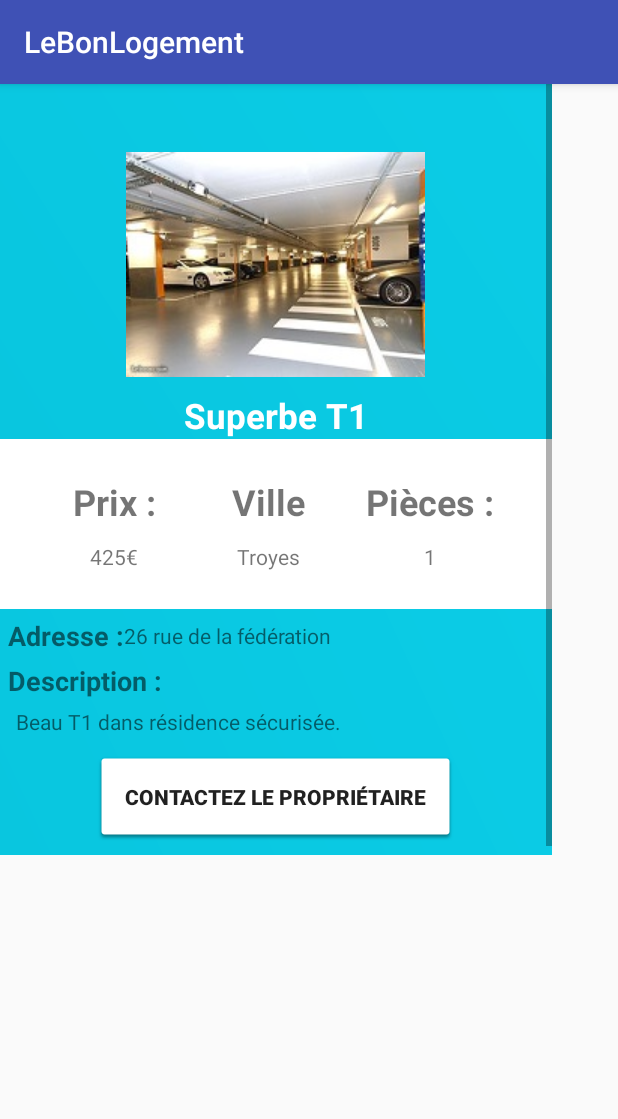
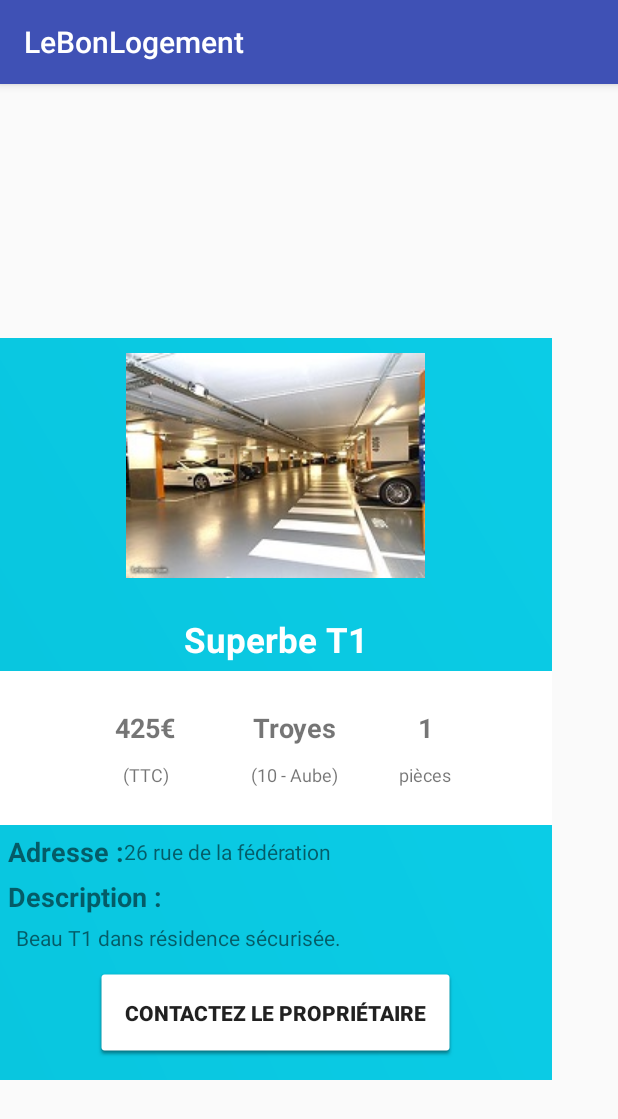
Before and after one commit to BonnefoyC/Projet_if26_android, an Android app: the screen it shows after launch (Details), after a tap on "Superbe T1", on a phone screen of 412 x 824 dp. Shown: the top 1119 px of the screen. Run offline under Robolectric (Android 15) with nearby library versions, the phone set to English and light mode, and no system bars.

Commit message:
UPDATE : Modification interface détails.

```diff
--- a/app/src/main/res/layout/activity_details.xml
+++ b/app/src/main/res/layout/activity_details.xml
@@ -13,8 +13,8 @@
         android:layout_marginTop="0dp"
         app:layout_constraintBottom_toBottomOf="parent"
         app:layout_constraintTop_toTopOf="parent"
-        app:layout_constraintVertical_bias="0.0"
-        tools:layout_editor_absoluteX="-3dp">
+        app:layout_constraintVertical_bias="0.666"
+        tools:layout_editor_absoluteX="-4dp">
 
         <LinearLayout
             android:layout_width="match_parent"
@@ -36,7 +36,7 @@
                     android:layout_width="wrap_content"
                     android:layout_height="wrap_content"
                     android:layout_gravity="center_horizontal"
-                    android:layout_marginTop="45dp"
+                    android:layout_margin="10dp"
                     android:src="@drawable/logement22" />
 
                 <TextView
@@ -45,6 +45,7 @@
                     android:layout_height="wrap_content"
                     android:layout_gravity="center_horizontal"
                     android:layout_marginTop="10dp"
+                    android:padding="5dp"
                     android:text="Beau Studio"
                     android:textColor="#fff"
                     android:textSize="23sp"
@@ -55,7 +56,7 @@
                 android:layout_width="match_parent"
                 android:layout_height="wrap_content"
                 android:background="@color/common_google_signin_btn_text_dark_default"
-                android:gravity="center_horizontal"
+                android:gravity="center"
                 android:orientation="horizontal">
 
                 <LinearLayout
@@ -65,12 +66,12 @@
                     android:padding="25dp">
 
                     <TextView
-                        android:id="@+id/textView4"
+                        android:id="@+id/tv_prix"
                         android:layout_width="match_parent"
                         android:layout_height="wrap_content"
-                        android:text="Prix :"
+                        android:text="TextView"
                         android:textAlignment="center"
-                        android:textSize="24sp"
+                        android:textSize="18sp"
                         android:textStyle="bold" />
 
                     <Space
@@ -79,26 +80,29 @@
                         android:layout_margin="5dp" />
 
                     <TextView
-                        android:id="@+id/tv_prix"
+                        android:id="@+id/textView4"
                         android:layout_width="match_parent"
                         android:layout_height="wrap_content"
-                        android:text="TextView"
-                        android:textAlignment="center" />
+                        android:text="(TTC)"
+                        android:textAlignment="center"
+                        android:textSize="12sp" />
+
                 </LinearLayout>
 
                 <LinearLayout
                     android:layout_width="wrap_content"
                     android:layout_height="wrap_content"
+                    android:layout_gravity="center_vertical"
                     android:orientation="vertical"
                     android:padding="25dp">
 
                     <TextView
-                        android:id="@+id/textView6"
+                        android:id="@+id/tv_ville"
                         android:layout_width="match_parent"
                         android:layout_height="wrap_content"
-                        android:text="Ville"
+                        android:text="TextView"
                         android:textAlignment="center"
-                        android:textSize="24sp"
+                        android:textSize="18sp"
                         android:textStyle="bold" />
 
                     <Space
@@ -107,11 +111,13 @@
                         android:layout_margin="5dp" />
 
                     <TextView
-                        android:id="@+id/tv_ville"
+                        android:id="@+id/textView3"
                         android:layout_width="match_parent"
                         android:layout_height="wrap_content"
-                        android:text="TextView"
-                        android:textAlignment="center" />
+                        android:text="(10 - Aube)"
+                        android:textAlignment="center"
+                        android:textSize="12sp" />
+
                 </LinearLayout>
 
                 <LinearLayout
@@ -122,12 +128,12 @@
                     android:padding="15dp">
 
                     <TextView
-                        android:id="@+id/textView13"
+                        android:id="@+id/tv_nb_pieces"
                         android:layout_width="match_parent"
                         android:layout_height="wrap_content"
-                        android:text="Pièces :"
+                        android:text="TextView"
                         android:textAlignment="center"
-                        android:textSize="24sp"
+                        android:textSize="18sp"
                         android:textStyle="bold" />
 
                     <Space
@@ -136,11 +142,12 @@
                         android:layout_margin="5dp" />
 
                     <TextView
-                        android:id="@+id/tv_nb_pieces"
+                        android:id="@+id/textView13"
                         android:layout_width="match_parent"
                         android:layout_height="wrap_content"
-                        android:text="TextView"
-                        android:textAlignment="center" />
+                        android:text="pièces"
+                        android:textAlignment="center"
+                        android:textSize="12sp" />
                 </LinearLayout>
             </LinearLayout>
 
```
